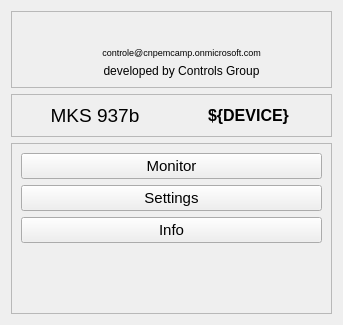
Before: the Qt Designer form siriushlacon/mks937b/ui/device_menu.ui in lnls-sirius/pydm-opi, drawn with Qt 5.
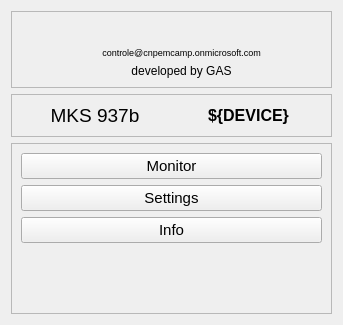
After: the same form once the commit is applied. Custom widgets are drawn as their Qt base class.

What changed in the file:
```diff
--- a/siriushlacon/mks937b/ui/device_menu.ui
+++ b/siriushlacon/mks937b/ui/device_menu.ui
@@ -618,7 +618,7 @@
          </size>
         </property>
         <property name="text">
-         <string>developed by Controls Group</string>
+         <string>developed by GAS</string>
         </property>
         <property name="alignment">
          <set>Qt::AlignCenter</set>
```
